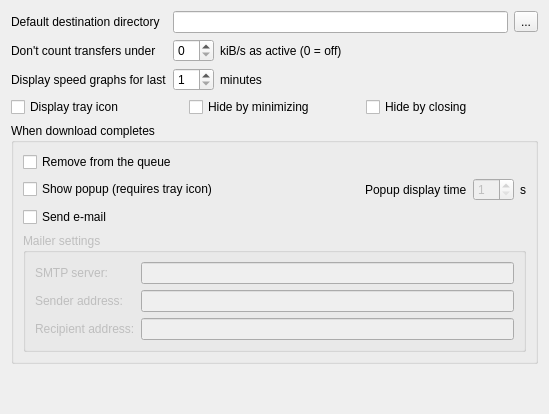
The window that SettingsGeneralForm.ui (LubosD/fatrat) describes before a commit, drawn with Qt 5.
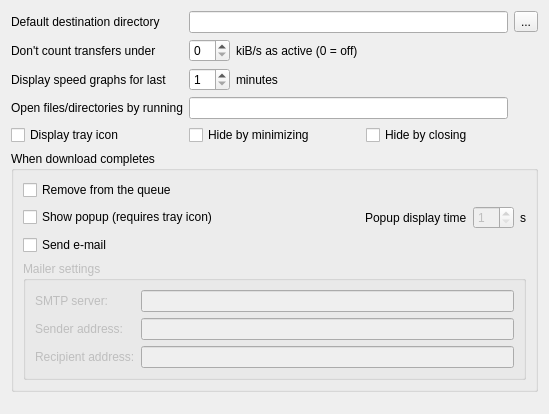
The same window after the commit.

Commit message: Added the Open/Open directory function

Patch:
```diff
--- a/SettingsGeneralForm.ui
+++ b/SettingsGeneralForm.ui
@@ -74,7 +74,7 @@
      </property>
     </widget>
    </item>
-   <item row="3" column="0" colspan="4" >
+   <item row="4" column="0" colspan="4" >
     <layout class="QHBoxLayout" >
      <item>
       <widget class="QCheckBox" name="checkTrayIcon" >
@@ -99,7 +99,7 @@
      </item>
     </layout>
    </item>
-   <item row="4" column="0" colspan="4" >
+   <item row="5" column="0" colspan="4" >
     <widget class="QGroupBox" name="groupBox" >
      <property name="title" >
       <string>When download completes</string>
@@ -243,7 +243,7 @@
      </layout>
     </widget>
    </item>
-   <item row="5" column="1" >
+   <item row="6" column="1" >
     <spacer>
      <property name="orientation" >
       <enum>Qt::Vertical</enum>
@@ -256,6 +256,16 @@
      </property>
     </spacer>
    </item>
+   <item row="3" column="0" >
+    <widget class="QLabel" name="label_11" >
+     <property name="text" >
+      <string>Open files/directories by running</string>
+     </property>
+    </widget>
+   </item>
+   <item row="3" column="1" colspan="2" >
+    <widget class="QLineEdit" name="lineFileExec" />
+   </item>
   </layout>
  </widget>
  <tabstops>
```
The commit also changes 16 other files.
